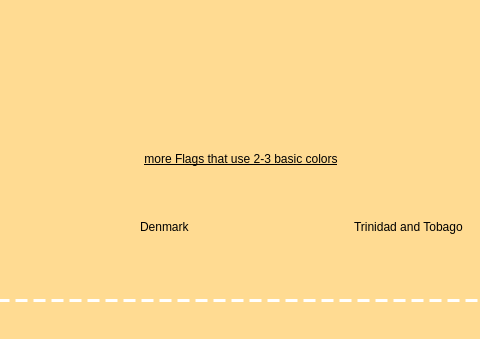
This is usebasiccolorslesson.ui in zxjorge/EDApp as Qt 5 draws it before an edit; both pictures show x 103 to 583 and y 131 to 470 of the 688 by 470 pixel window. The edited form follows.
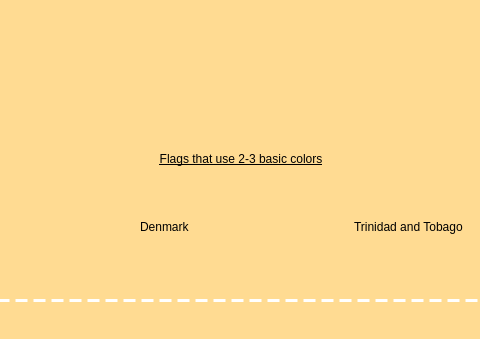
This is the edited form. The open tabs and pages were chosen to show the change. Icons and pictures are not drawn.

Diff of the .ui file:
```diff
--- a/usebasiccolorslesson.ui
+++ b/usebasiccolorslesson.ui
@@ -392,7 +392,7 @@
 text-decoration: underline;</string>
                </property>
                <property name="text">
-                <string>more Flags that use 2-3 basic colors</string>
+                <string>Flags that use 2-3 basic colors</string>
                </property>
                <property name="alignment">
                 <set>Qt::AlignCenter</set>
```
Left out of the diff: 4 changed lines with no effect on the pictures.
